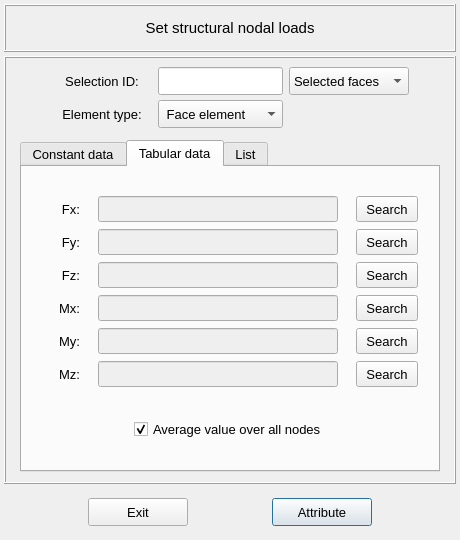
Above: vibra/interface/data/ui_files/model/setup/structural/nodal_loads_inputs.ui from MOPT-UFSC/VIBRA before the change. Below: the same form after it.
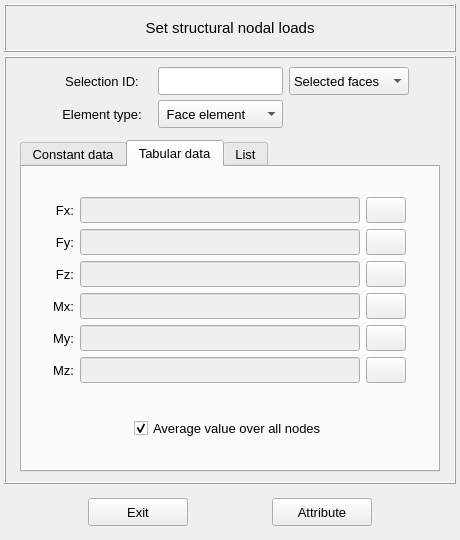
That is the form after the change. The open tabs and pages were chosen to show the change. Icons and pictures are not drawn.

```diff
--- a/vibra/interface/data/ui_files/model/setup/structural/nodal_loads_inputs.ui
+++ b/vibra/interface/data/ui_files/model/setup/structural/nodal_loads_inputs.ui
@@ -1483,35 +1483,10 @@
                 <property name="bottomMargin">
                  <number>2</number>
                 </property>
-                <property name="horizontalSpacing">
-                 <number>4</number>
+                <property name="spacing">
+                 <number>6</number>
                 </property>
-                <property name="verticalSpacing">
-                 <number>7</number>
-                </property>
-                <item row="4" column="1">
-                 <widget class="QLineEdit" name="lineEdit_path_table_My">
-                  <property name="enabled">
-                   <bool>false</bool>
-                  </property>
-                  <property name="minimumSize">
-                   <size>
-                    <width>210</width>
-                    <height>26</height>
-                   </size>
-                  </property>
-                  <property name="maximumSize">
-                   <size>
-                    <width>240</width>
-                    <height>26</height>
-                   </size>
-                  </property>
-                  <property name="alignment">
-                   <set>Qt::AlignCenter</set>
-                  </property>
-                 </widget>
-                </item>
-                <item row="4" column="2">
+                <item row="4" column="3">
                  <widget class="QPushButton" name="pushButton_load_My_table">
                   <property name="enabled">
                    <bool>true</bool>
@@ -1524,13 +1499,13 @@
                   </property>
                   <property name="minimumSize">
                    <size>
-                    <width>62</width>
+                    <width>40</width>
                     <height>26</height>
                    </size>
                   </property>
                   <property name="maximumSize">
                    <size>
-                    <width>62</width>
+                    <width>40</width>
                     <height>26</height>
                    </size>
                   </property>
@@ -1543,11 +1518,172 @@
                    <string notr="true"/>
                   </property>
                   <property name="text">
-                   <string>Search</string>
+                   <string/>
                   </property>
+                  <property name="icon">
+                   <iconset resource="../../../../icons/resources.qrc">
+                    <normaloff>:/icons/document_search_blue.png</normaloff>:/icons/document_search_blue.png</iconset>
+                  </property>
+                  <property name="iconSize">
+                   <size>
+                    <width>20</width>
+                    <height>20</height>
+                   </size>
+                  </property>
+                  <property name="autoDefault">
+                   <bool>false</bool>
+                  </property>
                  </widget>
                 </item>
-                <item row="4" column="0">
+                <item row="4" column="2">
+                 <widget class="QLineEdit" name="lineEdit_path_table_My">
+                  <property name="enabled">
+                   <bool>false</bool>
+                  </property>
+                  <property name="minimumSize">
+                   <size>
+                    <width>280</width>
+                    <height>26</height>
+                   </size>
+                  </property>
+                  <property name="maximumSize">
+                   <size>
+                    <width>280</width>
+                    <height>26</height>
+                   </size>
+                  </property>
+                  <property name="alignment">
+                   <set>Qt::AlignCenter</set>
+                  </property>
+                 </widget>
+                </item>
+                <item row="2" column="1">
+                 <widget class="QLabel" name="label_Fz_table">
+                  <property name="enabled">
+                   <bool>true</bool>
+                  </property>
+                  <property name="minimumSize">
+                   <size>
+                    <width>0</width>
+                    <height>26</height>
+                   </size>
+                  </property>
+                  <property name="maximumSize">
+                   <size>
+                    <width>38</width>
+                    <height>26</height>
+                   </size>
+                  </property>
+                  <property name="font">
+                   <font>
+                    <pointsize>10</pointsize>
+                   </font>
+                  </property>
+                  <property name="text">
+                   <string>Fz:</string>
+                  </property>
+                  <property name="alignment">
+                   <set>Qt::AlignRight|Qt::AlignTrailing|Qt::AlignVCenter</set>
+                  </property>
+                 </widget>
+                </item>
+                <item row="0" column="3">
+                 <widget class="QPushButton" name="pushButton_load_Fx_table">
+                  <property name="enabled">
+                   <bool>true</bool>
+                  </property>
+                  <property name="sizePolicy">
+                   <sizepolicy hsizetype="Expanding" vsizetype="Fixed">
+                    <horstretch>0</horstretch>
+                    <verstretch>0</verstretch>
+                   </sizepolicy>
+                  </property>
+                  <property name="minimumSize">
+                   <size>
+                    <width>40</width>
+                    <height>26</height>
+                   </size>
+                  </property>
+                  <property name="maximumSize">
+                   <size>
+                    <width>40</width>
+                    <height>26</height>
+                   </size>
+                  </property>
+                  <property name="font">
+                   <font>
+                    <pointsize>10</pointsize>
+                   </font>
+                  </property>
+                  <property name="styleSheet">
+                   <string notr="true"/>
+                  </property>
+                  <property name="text">
+                   <string/>
+                  </property>
+                  <property name="icon">
+                   <iconset resource="../../../../icons/resources.qrc">
+                    <normaloff>:/icons/document_search_blue.png</normaloff>:/icons/document_search_blue.png</iconset>
+                  </property>
+                  <property name="iconSize">
+                   <size>
+                    <width>20</width>
+                    <height>20</height>
+                   </size>
+                  </property>
+                  <property name="autoDefault">
+                   <bool>false</bool>
+                  </property>
+                 </widget>
+                </item>
+                <item row="5" column="2">
+                 <widget class="QLineEdit" name="lineEdit_path_table_Mz">
+                  <property name="enabled">
+                   <bool>false</bool>
+                  </property>
+                  <property name="minimumSize">
+                   <size>
+                    <width>280</width>
+                    <height>26</height>
+                   </size>
+                  </property>
+                  <property name="maximumSize">
+                   <size>
+                    <width>280</width>
+                    <height>26</height>
+                   </size>
+                  </property>
+                  <property name="alignment">
+                   <set>Qt::AlignCenter</set>
+                  </property>
+                 </widget>
+                </item>
+                <item row="1" column="2">
+                 <widget class="QLineEdit" name="lineEdit_path_table_Fy">
+                  <property name="enabled">
+                   <bool>false</bool>
+                  </property>
+                  <property name="minimumSize">
+                   <size>
+                    <width>280</width>
+                    <height>26</height>
+                   </size>
+                  </property>
+                  <property name="maximumSize">
+                   <size>
+                    <width>280</width>
+                    <height>26</height>
+                   </size>
+                  </property>
+                  <property name="styleSheet">
+                   <string notr="true"/>
+                  </property>
+                  <property name="alignment">
+                   <set>Qt::AlignCenter</set>
+                  </property>
+                 </widget>
+                </item>
+                <item row="4" column="1">
                  <widget class="QLabel" name="label_My_table">
                   <property name="enabled">
                    <bool>true</bool>
@@ -1577,7 +1713,7 @@
                   </property>
                  </widget>
                 </item>
-                <item row="5" column="0">
+                <item row="5" column="1">
                  <widget class="QLabel" name="label_Mz_table">
                   <property name="enabled">
                    <bool>true</bool>
@@ -1607,90 +1743,7 @@
                   </property>
                  </widget>
                 </item>
-                <item row="5" column="1">
-                 <widget class="QLineEdit" name="lineEdit_path_table_Mz">
-                  <property name="enabled">
-                   <bool>false</bool>
-                  </property>
-                  <property name="minimumSize">
-                   <size>
-                    <width>210</width>
-                    <height>26</height>
-                   </size>
-                  </property>
-                  <property name="maximumSize">
-                   <size>
-                    <width>240</width>
-                    <height>26</height>
-                   </size>
-                  </property>
-                  <property name="alignment">
-                   <set>Qt::AlignCenter</set>
-                  </property>
-                 </widget>
-                </item>
-                <item row="1" column="1">
-                 <widget class="QLineEdit" name="lineEdit_path_table_Fy">
-                  <property name="enabled">
-                   <bool>false</bool>
-                  </property>
-                  <property name="minimumSize">
-                   <size>
-                    <width>210</width>
-                    <height>26</height>
-                   </size>
-                  </property>
-                  <property name="maximumSize">
-                   <size>
-                    <width>240</width>
-                    <height>26</height>
-                   </size>
-                  </property>
-                  <property name="styleSheet">
-                   <string notr="true"/>
-                  </property>
-                  <property name="alignment">
-                   <set>Qt::AlignCenter</set>
-                  </property>
-                 </widget>
-                </item>
-                <item row="2" column="2">
-                 <widget class="QPushButton" name="pushButton_load_Fz_table">
-                  <property name="enabled">
-                   <bool>true</bool>
-                  </property>
-                  <property name="sizePolicy">
-                   <sizepolicy hsizetype="Expanding" vsizetype="Fixed">
-                    <horstretch>0</horstretch>
-                    <verstretch>0</verstretch>
-                   </sizepolicy>
-                  </property>
-                  <property name="minimumSize">
-                   <size>
-                    <width>62</width>
-                    <height>26</height>
-                   </size>
-                  </property>
-                  <property name="maximumSize">
-                   <size>
-                    <width>62</width>
-                    <height>26</height>
-                   </size>
-                  </property>
-                  <property name="font">
-                   <font>
-                    <pointsize>10</pointsize>
-                   </font>
-                  </property>
-                  <property name="styleSheet">
-                   <string notr="true"/>
-                  </property>
-                  <property name="text">
-                   <string>Search</string>
-                  </property>
-                 </widget>
-                </item>
-                <item row="1" column="2">
+                <item row="1" column="3">
                  <widget class="QPushButton" name="pushButton_load_Fy_table">
                   <property name="enabled">
                    <bool>true</bool>
@@ -1703,13 +1756,13 @@
                   </property>
                   <property name="minimumSize">
                    <size>
-                    <width>62</width>
+                    <width>40</width>
                     <height>26</height>
                    </size>
                   </property>
                   <property name="maximumSize">
                    <size>
-                    <width>62</width>
+                    <width>40</width>
                     <height>26</height>
                    </size>
                   </property>
@@ -1722,11 +1775,24 @@
                    <string notr="true"/>
                   </property>
                   <property name="text">
-                   <string>Search</string>
+                   <string/>
+                  </property>
+                  <property name="icon">
+                   <iconset resource="../../../../icons/resources.qrc">
+                    <normaloff>:/icons/document_search_blue.png</normaloff>:/icons/document_search_blue.png</iconset>
+                  </property>
+                  <property name="iconSize">
+                   <size>
+                    <width>20</width>
+                    <height>20</height>
+                   </size>
+                  </property>
+                  <property name="autoDefault">
+                   <bool>false</bool>
                   </property>
                  </widget>
                 </item>
-                <item row="3" column="2">
+                <item row="3" column="3">
                  <widget class="QPushButton" name="pushButton_load_Mx_table">
                   <property name="enabled">
                    <bool>true</bool>
@@ -1739,13 +1805,13 @@
                   </property>
                   <property name="minimumSize">
                    <size>
-                    <width>62</width>
+                    <width>40</width>
                     <height>26</height>
                    </size>
                   </property>
                   <property name="maximumSize">
                    <size>
-                    <width>62</width>
+                    <width>40</width>
                     <height>26</height>
                    </size>
                   </property>
@@ -1758,11 +1824,24 @@
                    <string notr="true"/>
                   </property>
                   <property name="text">
-                   <string>Search</string>
+                   <string/>
+                  </property>
+                  <property name="icon">
+                   <iconset resource="../../../../icons/resources.qrc">
+                    <normaloff>:/icons/document_search_blue.png</normaloff>:/icons/document_search_blue.png</iconset>
+                  </property>
+                  <property name="iconSize">
+                   <size>
+                    <width>20</width>
+                    <height>20</height>
+                   </size>
+                  </property>
+                  <property name="autoDefault">
+                   <bool>false</bool>
                   </property>
                  </widget>
                 </item>
-                <item row="0" column="0">
+                <item row="0" column="1">
                  <widget class="QLabel" name="label_Fx_table">
                   <property name="enabled">
                    <bool>true</bool>
@@ -1792,20 +1871,20 @@
                   </property>
                  </widget>
                 </item>
-                <item row="3" column="1">
+                <item row="3" column="2">
                  <widget class="QLineEdit" name="lineEdit_path_table_Mx">
                   <property name="enabled">
                    <bool>false</bool>
                   </property>
                   <property name="minimumSize">
                    <size>
-                    <width>210</width>
+                    <width>280</width>
                     <height>26</height>
                    </size>
                   </property>
                   <property name="maximumSize">
                    <size>
-                    <width>240</width>
+                    <width>280</width>
                     <height>26</height>
                    </size>
                   </property>
@@ -1814,20 +1893,26 @@
                   </property>
                  </widget>
                 </item>
-                <item row="3" column="0">
-                 <widget class="QLabel" name="label_Mx_table">
+                <item row="2" column="3">
+                 <widget class="QPushButton" name="pushButton_load_Fz_table">
                   <property name="enabled">
                    <bool>true</bool>
                   </property>
+                  <property name="sizePolicy">
+                   <sizepolicy hsizetype="Expanding" vsizetype="Fixed">
+                    <horstretch>0</horstretch>
+                    <verstretch>0</verstretch>
+                   </sizepolicy>
+                  </property>
                   <property name="minimumSize">
                    <size>
-                    <width>0</width>
+                    <width>40</width>
                     <height>26</height>
                    </size>
                   </property>
                   <property name="maximumSize">
                    <size>
-                    <width>38</width>
+                    <width>40</width>
                     <height>26</height>
                    </size>
                   </property>
@@ -1836,37 +1921,77 @@
                     <pointsize>10</pointsize>
                    </font>
                   </property>
+                  <property name="styleSheet">
+                   <string notr="true"/>
+                  </property>
                   <property name="text">
-                   <string>Mx:</string>
+                   <string/>
                   </property>
-                  <property name="alignment">
-                   <set>Qt::AlignRight|Qt::AlignTrailing|Qt::AlignVCenter</set>
+                  <property name="icon">
+                   <iconset resource="../../../../icons/resources.qrc">
+                    <normaloff>:/icons/document_search_blue.png</normaloff>:/icons/document_search_blue.png</iconset>
                   </property>
+                  <property name="iconSize">
+                   <size>
+                    <width>20</width>
+                    <height>20</height>
+                   </size>
+                  </property>
+                  <property name="autoDefault">
+                   <bool>false</bool>
+                  </property>
                  </widget>
                 </item>
-                <item row="2" column="1">
-                 <widget class="QLineEdit" name="lineEdit_path_table_Fz">
+                <item row="5" column="3">
+                 <widget class="QPushButton" name="pushButton_load_Mz_table">
                   <property name="enabled">
-                   <bool>false</bool>
+                   <bool>true</bool>
                   </property>
+                  <property name="sizePolicy">
+                   <sizepolicy hsizetype="Expanding" vsizetype="Fixed">
+                    <horstretch>0</horstretch>
+                    <verstretch>0</verstretch>
+                   </sizepolicy>
+                  </property>
                   <property name="minimumSize">
                    <size>
-                    <width>210</width>
+                    <width>40</width>
                     <height>26</height>
                    </size>
                   </property>
                   <property name="maximumSize">
                    <size>
-                    <width>240</width>
+                    <width>40</width>
                     <height>26</height>
                    </size>
                   </property>
-                  <property name="alignment">
-                   <set>Qt::AlignCenter</set>
+                  <property name="font">
+                   <font>
+                    <pointsize>10</pointsize>
+                   </font>
                   </property>
+                  <property name="styleSheet">
+                   <string notr="true"/>
+                  </property>
+                  <property name="text">
+                   <string/>
+                  </property>
+                  <property name="icon">
+                   <iconset resource="../../../../icons/resources.qrc">
+                    <normaloff>:/icons/document_search_blue.png</normaloff>:/icons/document_search_blue.png</iconset>
+                  </property>
+                  <property name="iconSize">
+                   <size>
+                    <width>20</width>
+                    <height>20</height>
+                   </size>
+                  </property>
+                  <property name="autoDefault">
+                   <bool>false</bool>
+                  </property>
                  </widget>
                 </item>
-                <item row="1" column="0">
+                <item row="1" column="1">
                  <widget class="QLabel" name="label_Fy_table">
                   <property name="enabled">
                    <bool>true</bool>
@@ -1896,26 +2021,42 @@
                   </property>
                  </widget>
                 </item>
-                <item row="5" column="2">
-                 <widget class="QPushButton" name="pushButton_load_Mz_table">
+                <item row="2" column="2">
+                 <widget class="QLineEdit" name="lineEdit_path_table_Fz">
+                  <property name="enabled">
+                   <bool>false</bool>
+                  </property>
+                  <property name="minimumSize">
+                   <size>
+                    <width>280</width>
+                    <height>26</height>
+                   </size>
+                  </property>
+                  <property name="maximumSize">
+                   <size>
+                    <width>280</width>
+                    <height>26</height>
+                   </size>
+                  </property>
+                  <property name="alignment">
+                   <set>Qt::AlignCenter</set>
+                  </property>
+                 </widget>
+                </item>
+                <item row="3" column="1">
+                 <widget class="QLabel" name="label_Mx_table">
                   <property name="enabled">
                    <bool>true</bool>
                   </property>
-                  <property name="sizePolicy">
-                   <sizepolicy hsizetype="Expanding" vsizetype="Fixed">
-                    <horstretch>0</horstretch>
-                    <verstretch>0</verstretch>
-                   </sizepolicy>
-                  </property>
                   <property name="minimumSize">
                    <size>
-                    <width>62</width>
+                    <width>0</width>
                     <height>26</height>
                    </size>
                   </property>
                   <property name="maximumSize">
                    <size>
-                    <width>62</width>
+                    <width>38</width>
                     <height>26</height>
                    </size>
                   </property>
@@ -1924,28 +2065,28 @@
                     <pointsize>10</pointsize>
                    </font>
                   </property>
-                  <property name="styleSheet">
-                   <string notr="true"/>
-                  </property>
                   <property name="text">
-                   <string>Search</string>
+                   <string>Mx:</string>
+                  </property>
+                  <property name="alignment">
+                   <set>Qt::AlignRight|Qt::AlignTrailing|Qt::AlignVCenter</set>
                   </property>
                  </widget>
                 </item>
-                <item row="0" column="1">
+                <item row="0" column="2">
                  <widget class="QLineEdit" name="lineEdit_path_table_Fx">
                   <property name="enabled">
                    <bool>false</bool>
                   </property>
                   <property name="minimumSize">
                    <size>
-                    <width>210</width>
+                    <width>280</width>
                     <height>26</height>
                    </size>
                   </property>
                   <property name="maximumSize">
                    <size>
-                    <width>240</width>
+                    <width>280</width>
                     <height>26</height>
                    </size>
                   </property>
@@ -1957,71 +2098,31 @@
                   </property>
                  </widget>
                 </item>
-                <item row="2" column="0">
-                 <widget class="QLabel" name="label_Fz_table">
-                  <property name="enabled">
-                   <bool>true</bool>
+                <item row="0" column="0">
+                 <spacer name="horizontalSpacer_3">
+                  <property name="orientation">
+                   <enum>Qt::Horizontal</enum>
                   </property>
-                  <property name="minimumSize">
+                  <property name="sizeHint" stdset="0">
                    <size>
-                    <width>0</width>
-                    <height>26</height>
+                    <width>40</width>
+                    <height>20</height>
                    </size>
                   </property>
-                  <property name="maximumSize">
-                   <size>
-                    <width>38</width>
-                    <height>26</height>
-                   </size>
-                  </property>
-                  <property name="font">
-                   <font>
-                    <pointsize>10</pointsize>
-                   </font>
-                  </property>
-                  <property name="text">
-                   <string>Fz:</string>
-                  </property>
-                  <property name="alignment">
-                   <set>Qt::AlignRight|Qt::AlignTrailing|Qt::AlignVCenter</set>
-                  </property>
-                 </widget>
+                 </spacer>
                 </item>
-                <item row="0" column="2">
-                 <widget class="QPushButton" name="pushButton_load_Fx_table">
-                  <property name="enabled">
-                   <bool>true</bool>
+                <item row="0" column="4">
+                 <spacer name="horizontalSpacer_4">
+                  <property name="orientation">
+                   <enum>Qt::Horizontal</enum>
                   </property>
-                  <property name="sizePolicy">
-                   <sizepolicy hsizetype="Expanding" vsizetype="Fixed">
-                    <horstretch>0</horstretch>
-                    <verstretch>0</verstretch>
-                   </sizepolicy>
-                  </property>
-                  <property name="minimumSize">
+                  <property name="sizeHint" stdset="0">
                    <size>
-                    <width>62</width>
-                    <height>26</height>
+                    <width>40</width>
+                    <height>20</height>
                    </size>
                   </property>
-                  <property name="maximumSize">
-                   <size>
-                    <width>62</width>
-                    <height>26</height>
-                   </size>
-                  </property>
-                  <property name="font">
-                   <font>
-                    <pointsize>10</pointsize>
-                   </font>
-                  </property>
-                  <property name="styleSheet">
-                   <string notr="true"/>
-                  </property>
-                  <property name="text">
-                   <string>Search</string>
-                  </property>
-                 </widget>
+                 </spacer>
                 </item>
                </layout>
               </widget>
@@ -2456,7 +2557,7 @@
          <bool>false</bool>
         </property>
         <property name="default">
-         <bool>true</bool>
+         <bool>false</bool>
         </property>
        </widget>
       </item>
```
